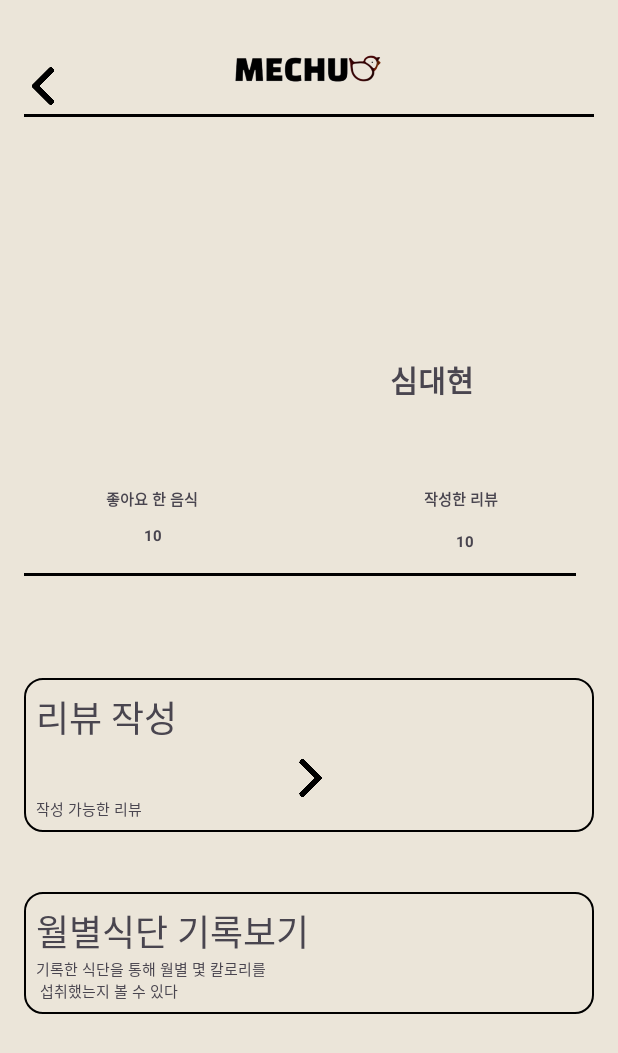
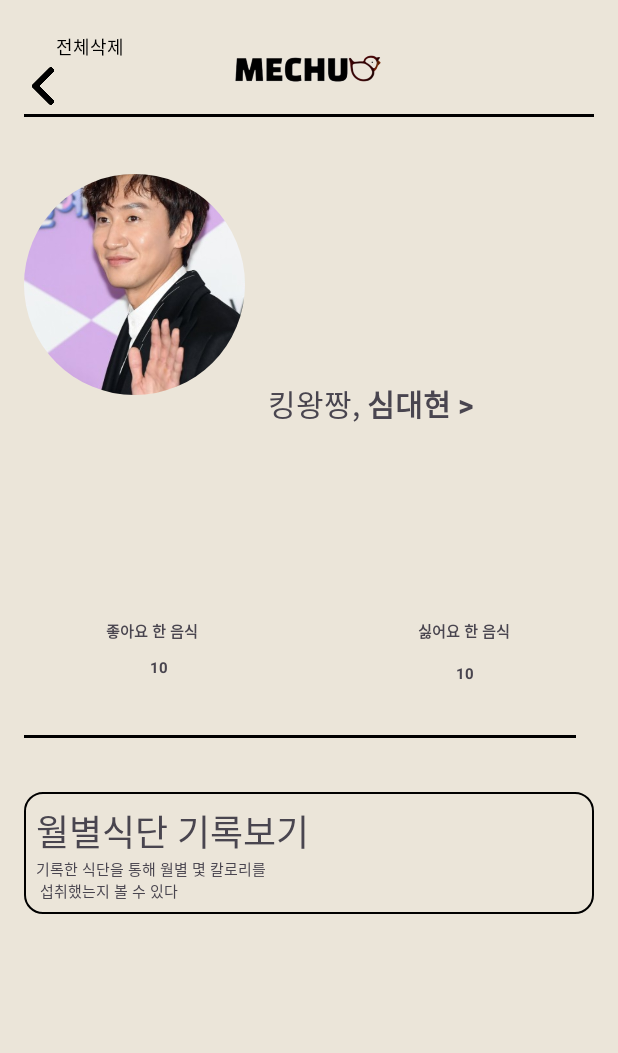
Before and after one commit to Azrakael/Mechu, an Android app: the Profile screen opened directly, with no data from a screen before it, on a phone screen of 412 x 824 dp. Shown: the top 1053 px of the screen. Run offline under Robolectric (Android 15) with nearby library versions, the light colour scheme and no system bars; our stand-ins replace CircleImageView.

Commit message:
검색수정 , 내정보 수정
수정

```diff
--- a/app/build.gradle.kts
+++ b/app/build.gradle.kts
@@ -42,6 +42,7 @@
 dependencies {
     implementation ("com.github.bumptech.glide:glide:4.12.0")
     annotationProcessor ("com.github.bumptech.glide:compiler:4.12.0")
+    implementation ("de.hdodenhof:circleimageview:3.1.0")
     implementation ("com.google.android.material:material:1.9.0") //검색 chip
     implementation("androidx.appcompat:appcompat:1.6.1")
     implementation("androidx.constraintlayout:constraintlayout:2.1.4")
--- a/app/src/main/java/com/example/mechu_project/Profile.java
+++ b/app/src/main/java/com/example/mechu_project/Profile.java
@@ -3,8 +3,10 @@
 import android.os.Bundle;
 
 import androidx.appcompat.app.AppCompatActivity;
+//이미지 글라이드 부분
+import com.bumptech.glide.Glide;
+import com.bumptech.glide.request.RequestOptions;
 
-//내정보
 
 public class Profile extends AppCompatActivity {
 
--- a/app/src/main/java/com/example/mechu_project/Search.java
+++ b/app/src/main/java/com/example/mechu_project/Search.java
@@ -1,10 +1,12 @@
 package com.example.mechu_project;
 
+import android.content.Context;
 import android.content.Intent;
 import android.database.Cursor;
 import android.os.Bundle;
 import android.view.View;
 import android.view.ViewGroup;
+import android.view.inputmethod.InputMethodManager;
 import android.widget.EditText;
 import android.widget.ImageView;
 import android.widget.LinearLayout;
@@ -64,6 +66,7 @@
                 // search_search1 이동 애니메이션
                 search_search1.animate()
                         .translationX(850)
+                        .translationY(30)
                         .setDuration(500)
                         .setInterpolator(new AccelerateDecelerateInterpolator())
                         .start();
@@ -86,12 +89,18 @@
                                 black_line.setVisibility(View.INVISIBLE);
                                 // edittext 보이게 하기
                                 edittext.setVisibility(View.VISIBLE);
+                                // edittext에 포커스 주기
+                                edittext.requestFocus();
+                                // 키보드 표시하기
+                                InputMethodManager imm = (InputMethodManager) getSystemService(Context.INPUT_METHOD_SERVICE);
+                                if (imm != null) {
+                                    imm.showSoftInput(edittext, InputMethodManager.SHOW_IMPLICIT);
+                                }
                             }
                         })
                         .start();
             }
         });
-
         // 검색 버튼 클릭 이벤트 리스너 추가
         search_search1.setOnClickListener(new View.OnClickListener() {
             @Override
--- a/app/src/main/res/layout/activity_profile.xml
+++ b/app/src/main/res/layout/activity_profile.xml
@@ -32,6 +32,8 @@
         app:layout_constraintTop_toTopOf="parent"
         app:layout_constraintVertical_bias="0.0" />
 
+
+
     <!-- 로고 밑 바 -->
     <View
         android:id="@+id/view2"
@@ -42,35 +44,64 @@
         tools:layout_editor_absoluteX="16dp" />
 
 
+
+    <!-- 원형 이미지 -->
+
+    <de.hdodenhof.circleimageview.CircleImageView
+        android:id="@+id/profileImage"
+        android:layout_width="147dp"
+        android:layout_height="147dp"
+        android:layout_marginTop="40dp"
+        android:src="@drawable/re"
+        app:layout_constraintEnd_toEndOf="parent"
+        app:layout_constraintHorizontal_bias="0.0"
+        app:layout_constraintStart_toStartOf="parent"
+        app:layout_constraintTop_toBottomOf="@id/logoImage" />
+
+
     <TextView
         android:layout_width="wrap_content"
         android:layout_height="wrap_content"
-        android:layout_marginEnd="80dp"
-        android:layout_marginBottom="540dp"
-        android:text="심대현"
+        android:layout_marginEnd="156dp"
+        android:layout_marginBottom="524dp"
+        android:text="킹왕짱,"
         android:textSize="20dp"
-        android:textStyle="bold"
         app:layout_constraintBottom_toBottomOf="parent"
         app:layout_constraintEnd_toEndOf="parent" />
 
     <TextView
         android:layout_width="wrap_content"
         android:layout_height="wrap_content"
-        android:layout_marginEnd="264dp"
-        android:layout_marginBottom="468dp"
-        android:text="좋아요 한 음식"
-        android:textSize="10dp"
+        android:layout_marginEnd="80dp"
+        android:layout_marginBottom="524dp"
+        android:text="심대현 >"
+        android:textSize="20dp"
         android:textStyle="bold"
         app:layout_constraintBottom_toBottomOf="parent"
         app:layout_constraintEnd_toEndOf="parent" />
 
 
+
+    <Button
+        android:id="@+id/deleteAllButton"
+        android:layout_width="0dp"
+        android:layout_height="30dp"
+        android:layout_marginLeft="200dp"
+        android:layout_weight="1"
+        android:background="#00ff"
+        android:padding="1dp"
+        android:text="전체삭제"
+        android:textColor="#000000"
+        android:clickable="true"
+        android:textSize="12sp" />
+
+
     <TextView
         android:layout_width="wrap_content"
         android:layout_height="wrap_content"
-        android:layout_marginEnd="288dp"
-        android:layout_marginBottom="444dp"
-        android:text="10"
+        android:layout_marginEnd="264dp"
+        android:layout_marginBottom="380dp"
+        android:text="좋아요 한 음식"
         android:textSize="10dp"
         android:textStyle="bold"
         app:layout_constraintBottom_toBottomOf="parent"
@@ -79,9 +110,25 @@
     <TextView
         android:layout_width="wrap_content"
         android:layout_height="wrap_content"
-        android:layout_marginEnd="64dp"
-        android:layout_marginBottom="468dp"
-        android:text="작성한 리뷰"
+        android:layout_marginEnd="284dp"
+        android:layout_marginBottom="356dp"
+        android:text="10"
+        android:textSize="10dp"
+        android:textStyle="bold"
+        app:layout_constraintBottom_toBottomOf="parent"
+        app:layout_constraintEnd_toEndOf="parent" />
+
+    <!-- 싫어요 한 음식 수 -->
+
+
+    <!-- 월별 식단 기록 보는 부분 -->
+
+    <TextView
+        android:layout_width="wrap_content"
+        android:layout_height="wrap_content"
+        android:layout_marginEnd="56dp"
+        android:layout_marginBottom="380dp"
+        android:text="싫어요 한 음식"
         android:textSize="10dp"
         android:textStyle="bold"
         app:layout_constraintBottom_toBottomOf="parent"
@@ -91,76 +138,23 @@
         android:layout_width="wrap_content"
         android:layout_height="wrap_content"
         android:layout_marginEnd="80dp"
-        android:layout_marginBottom="440dp"
+        android:layout_marginBottom="352dp"
         android:text="10"
         android:textSize="10dp"
         android:textStyle="bold"
         app:layout_constraintBottom_toBottomOf="parent"
         app:layout_constraintEnd_toEndOf="parent" />
 
-    <View
-        android:id="@+id/underbar"
-        android:layout_width="match_parent"
-        android:layout_height="2dp"
-        android:layout_marginEnd="12dp"
-        android:layout_marginBottom="424dp"
-        android:background="@android:color/black"
-        app:layout_constraintBottom_toBottomOf="parent"
-        app:layout_constraintEnd_toEndOf="parent" />
+    <LinearLayout
 
-
-    <LinearLayout
-        android:id="@+id/writereview"
         android:layout_width="match_parent"
         android:layout_height="wrap_content"
-        android:layout_marginTop="68dp"
+        android:layout_marginTop="36dp"
         android:background="@drawable/checkbox_background"
         android:gravity="center_vertical"
         android:orientation="vertical"
         android:padding="8dp"
         app:layout_constraintTop_toBottomOf="@+id/underbar"
-        tools:layout_editor_absoluteX="72dp">
-
-
-        <TextView
-            android:layout_width="wrap_content"
-            android:layout_height="wrap_content"
-            android:text="리뷰 작성"
-            android:textSize="24dp" />
-
-        <ImageView
-            android:id="@+id/backButton1"
-            android:layout_width="366dp"
-            android:layout_height="25dp"
-            android:layout_marginTop="10dp"
-            android:src="@drawable/ic_front"
-            app:layout_constraintBottom_toBottomOf="parent"
-            app:layout_constraintStart_toStartOf="parent"
-            app:layout_constraintTop_toTopOf="parent"
-            app:layout_constraintVertical_bias="0.025" />
-
-        <TextView
-            android:layout_width="wrap_content"
-            android:layout_height="wrap_content"
-            android:text="작성 가능한 리뷰"
-            android:textSize="10dp" />
-
-
-        <!-- 뒤로 가기 버튼 -->
-
-
-    </LinearLayout>
-
-    <LinearLayout
-
-        android:layout_width="match_parent"
-        android:layout_height="wrap_content"
-        android:layout_marginTop="40dp"
-        android:background="@drawable/checkbox_background"
-        android:gravity="center_vertical"
-        android:orientation="vertical"
-        android:padding="8dp"
-        app:layout_constraintTop_toBottomOf="@+id/writereview"
         tools:layout_editor_absoluteX="16dp">
 
 
@@ -179,4 +173,14 @@
 
 
     </LinearLayout>
+
+    <View
+        android:id="@+id/underbar"
+        android:layout_width="match_parent"
+        android:layout_height="2dp"
+        android:layout_marginEnd="12dp"
+        android:layout_marginBottom="316dp"
+        android:background="@android:color/black"
+        app:layout_constraintBottom_toBottomOf="parent"
+        app:layout_constraintEnd_toEndOf="parent" />
 </androidx.constraintlayout.widget.ConstraintLayout>
--- a/app/src/main/res/layout/activity_search.xml
+++ b/app/src/main/res/layout/activity_search.xml
@@ -91,7 +91,7 @@
             android:text="전체삭제"
             android:textColor="#000000"
             android:clickable="true"
-            android:textSize="9sp" />
+            android:textSize="12sp" />
     </LinearLayout>
 
 
--- a/app/src/main/res/layout/activity_search_result.xml
+++ b/app/src/main/res/layout/activity_search_result.xml
@@ -46,6 +46,7 @@
             android:layout_width="41dp"
             android:layout_height="48dp"
             android:clickable="true"
+            android:layout_marginTop="10dp"
             android:src="@drawable/ic_search" />
     </LinearLayout>
 
```
Also changed, not shown: app/src/main/res/drawable/re.png (added).
